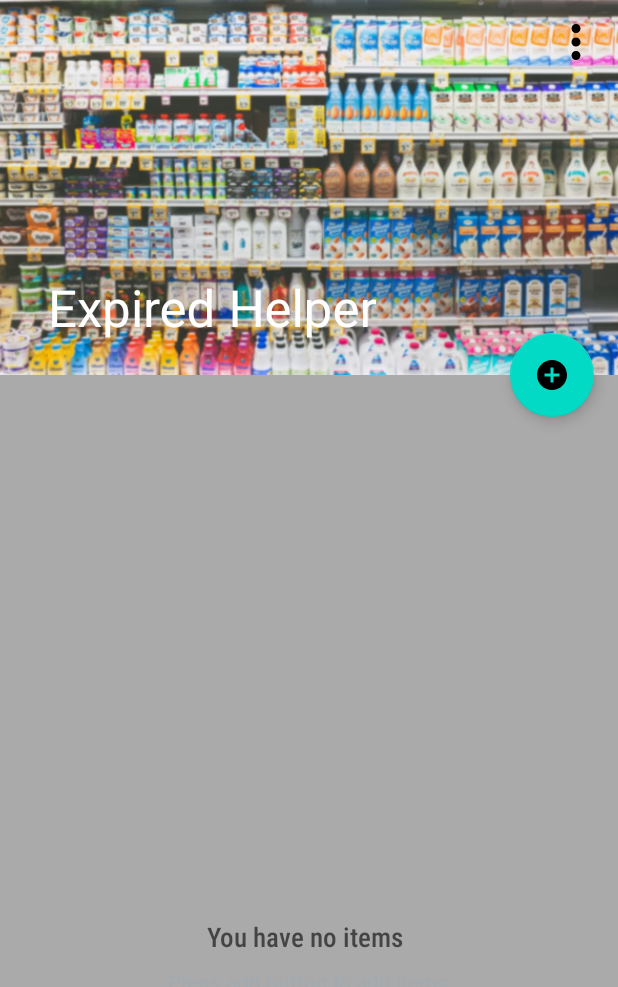
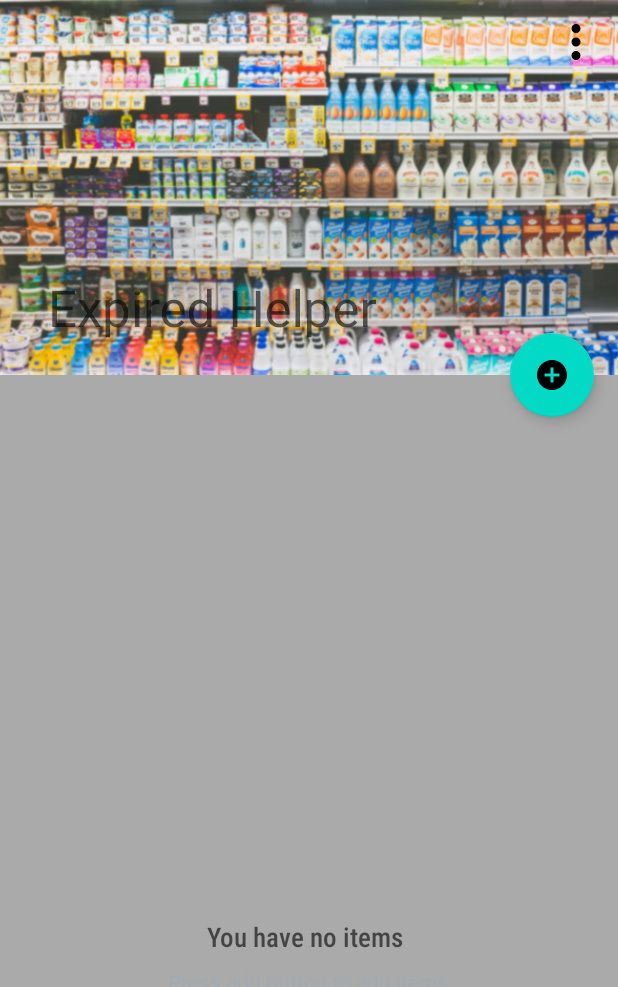
Before and after one commit to samsofa/ExpiredHelper, an Android app: the screen it shows after launch (MainActivity), on a phone screen of 412 x 824 dp. Shown: the top 987 px of the screen. Run offline under Robolectric (Android 15) with nearby library versions, the phone set to English and light mode, and no system bars; our stand-ins replace Room's generated code; libraries missing offline, so code that uses them is left out: it.xabaras.android.

Commit message:
before night mode

```diff
--- a/app/src/main/java/com/samsofa/expiredhelper/ui/MainActivity.java
+++ b/app/src/main/java/com/samsofa/expiredhelper/ui/MainActivity.java
@@ -7,7 +7,9 @@ import android.view.Menu;
 import android.view.MenuItem;
 import android.view.View;
 import android.view.View.OnClickListener;
+import android.widget.ArrayAdapter;
 import android.widget.RelativeLayout;
+import android.widget.Spinner;
 import android.widget.Toast;
 import androidx.annotation.NonNull;
 import androidx.appcompat.app.AppCompatActivity;
@@ -29,7 +31,6 @@ import com.samsofa.expiredhelper.models.Item;
 import com.samsofa.expiredhelper.viewModels.ItemViewModel;
 import it.xabaras.android.recyclerview.swipedecorator.RecyclerViewSwipeDecorator.Builder;
 import java.util.List;
-import java.util.Objects;
 
 
 public class MainActivity extends AppCompatActivity implements RecyclerViewClickListener {
@@ -40,7 +41,7 @@ public class MainActivity extends AppCompatActivity implements RecyclerViewClick
 
   private ItemAdapter adapter;
 
-  Toolbar toolbar;
+
 
   private RecyclerView mRecyclerView;
 
@@ -50,7 +51,7 @@ public class MainActivity extends AppCompatActivity implements RecyclerViewClick
     super.onCreate(savedInstanceState);
     setContentView(R.layout.activity_main);
 
-    toolbar = findViewById(R.id.toolbar);
+    Toolbar toolbar = findViewById(R.id.toolbar);
     setSupportActionBar(toolbar);
 
     emptyView = findViewById(R.id.empty_view);
@@ -146,21 +147,25 @@ public class MainActivity extends AppCompatActivity implements RecyclerViewClick
   @Override
   public boolean onCreateOptionsMenu(Menu menu) {
     getMenuInflater().inflate(R.menu.main_menu, menu);
+
     return true;
   }
 
+
   @Override
   public boolean onOptionsItemSelected(@NonNull MenuItem item) {
-    if (item.getItemId() == R.id.action_delete_all_items) {
-      if (Objects.requireNonNull(itemViewModel.getAllItems().getValue()).size() > 0) {
+    switch (item.getItemId()) {
+      case R.id.action_delete_all_items:
         itemViewModel.deleteAllItems();
         Toast.makeText(this, "all Items deleted", Toast.LENGTH_SHORT).show();
         return true;
-      } else {
-        Toast.makeText(this, "no Items found", Toast.LENGTH_SHORT).show();
-      }
+//      case R.id.action_mode_spinner:
+//        Toast.makeText(this, "work ", Toast.LENGTH_SHORT).show();
+//        return true;
+      default:
+        return super.onOptionsItemSelected(item);
     }
-    return super.onOptionsItemSelected(item);
+
   }
 
   private void dealEmptyViewVisibility(List<Item> items) {
@@ -184,7 +189,7 @@ public class MainActivity extends AppCompatActivity implements RecyclerViewClick
             itemViewModel.insert(item);
           }
         }).show();
-//    Toast.makeText(this, "id" + item.getId(), Toast.LENGTH_SHORT).show();
+
   }
 
 
--- a/app/src/main/res/layout/activity_main.xml
+++ b/app/src/main/res/layout/activity_main.xml
@@ -13,12 +13,15 @@
     android:layout_width="match_parent"
     android:layout_height="250dp"
     android:fitsSystemWindows="true"
-    android:theme="@style/ThemeOverlay.AppCompat.Dark.ActionBar">
+
+    >
 
     <com.google.android.material.appbar.CollapsingToolbarLayout
       android:id="@+id/collapsingToolbar"
       android:layout_width="match_parent"
       android:layout_height="match_parent"
+      app:collapsedTitleTextAppearance="@style/TextAppearance.AppCompat.Display1"
+      app:expandedTitleTextAppearance="@style/TextAppearance.AppCompat.Display1"
       app:layout_scrollFlags="scroll|exitUntilCollapsed">
 
       <ImageView
@@ -33,9 +36,11 @@
         android:id="@+id/toolbar"
         android:layout_width="match_parent"
         android:layout_height="?attr/actionBarSize"
-        android:elevation="7dp"
+
+
+        android:elevation="2dp"
         android:popupTheme="@style/ThemeOverlay.AppCompat.Light"
-        app:layout_collapseMode="parallax"
+        app:layout_collapseMode="pin"
         app:layout_scrollFlags="scroll|enterAlwaysCollapsed" />
     </com.google.android.material.appbar.CollapsingToolbarLayout>
   </com.google.android.material.appbar.AppBarLayout>
--- a/app/src/main/res/menu/main_menu.xml
+++ b/app/src/main/res/menu/main_menu.xml
@@ -6,5 +6,6 @@
     android:icon="@drawable/ic_delete"
     android:orderInCategory="1"
     android:title="delete All Items"
-    app:showAsAction="never" />
+    app:showAsAction="never|collapseActionView" />
+
 </menu>
--- a/app/src/main/res/values-night/themes.xml
+++ b/app/src/main/res/values-night/themes.xml
@@ -13,5 +13,6 @@
     <item name="android:statusBarColor" tools:targetApi="l">?attr/colorPrimaryVariant</item>
     <!-- Customize your theme here. -->
     <item name="actionOverflowButtonStyle">@style/OverFlow</item>
+
   </style>
 </resources>
--- a/app/src/main/res/values/arrays.xml
+++ b/app/src/main/res/values/arrays.xml
@@ -8,4 +8,6 @@
     <item>@string/supplier_ayman</item>
     <item>@string/supplier_sameh</item>
   </string-array>
+
+
 </resources>
--- a/app/src/main/res/values/themes.xml
+++ b/app/src/main/res/values/themes.xml
@@ -13,6 +13,7 @@
     <item name="android:statusBarColor" tools:targetApi="l">?attr/colorPrimaryVariant</item>
     <!-- Customize your theme here. -->
     <item name="actionOverflowButtonStyle">@style/OverFlow</item>
+
   </style>
 
 </resources>
```
Also changed, not shown: app/src/main/res/drawable/ic_nights_mode.xml (added, +13 -0 lines).
